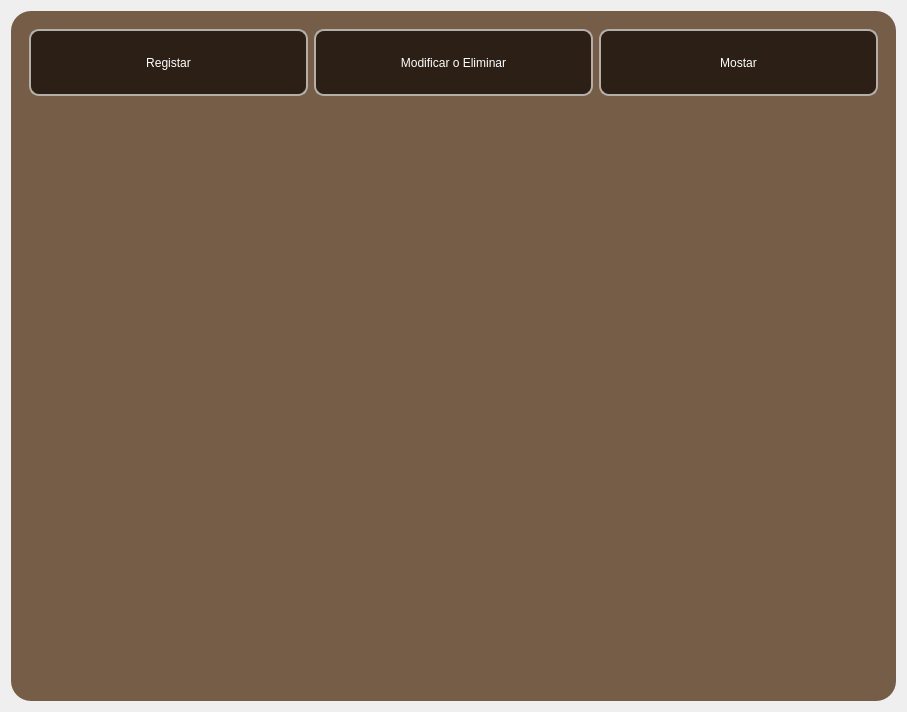
Qt form ui/proyectos.ui (n1enkew/Sistema-de-Empleados) before a commit.
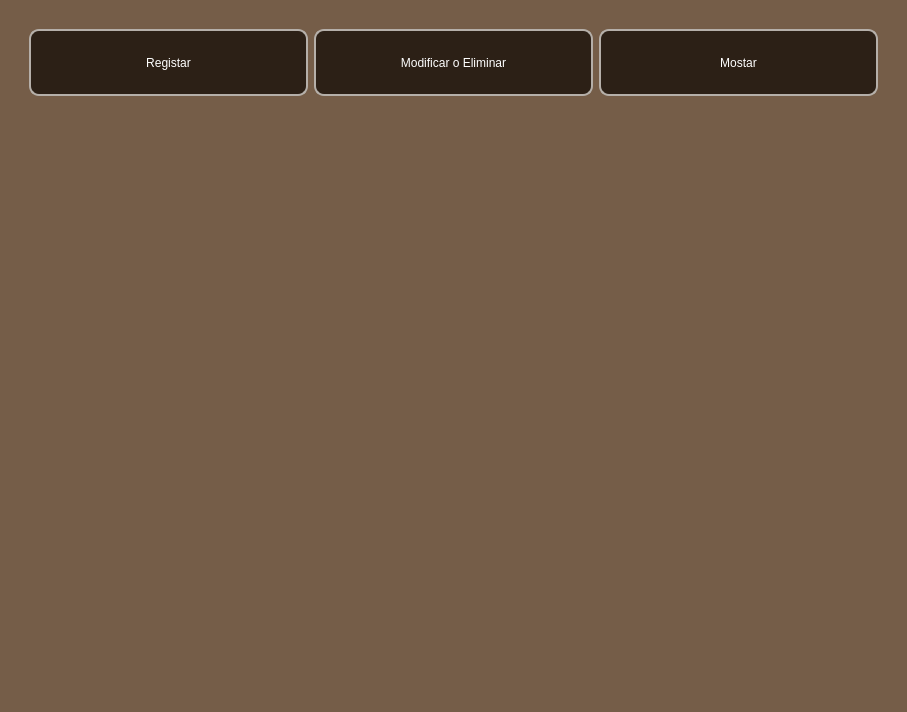
The same form after that commit.

Commit message: Revamp departamentos UI and add navigation

```diff
--- a/ui/proyectos.ui
+++ b/ui/proyectos.ui
@@ -14,7 +14,12 @@
    <string>Form</string>
   </property>
   <property name="styleSheet">
-   <string notr="true">QFrame{
+   <string notr="true">QWidget{
+background-color: rgb(117, 93, 72);
+border-radius: 20px;
+}
+
+QFrame{
 background-color: rgb(117, 93, 72);
 border-radius: 20px;
 }</string>
```
The commit also changes 5 other files.
